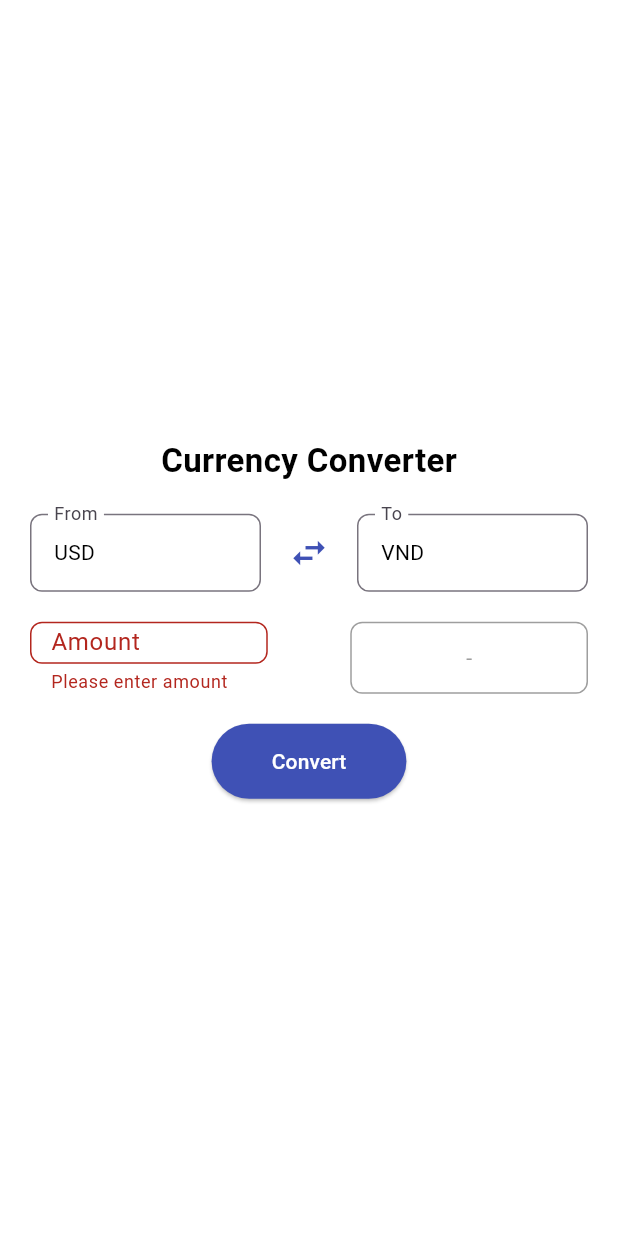
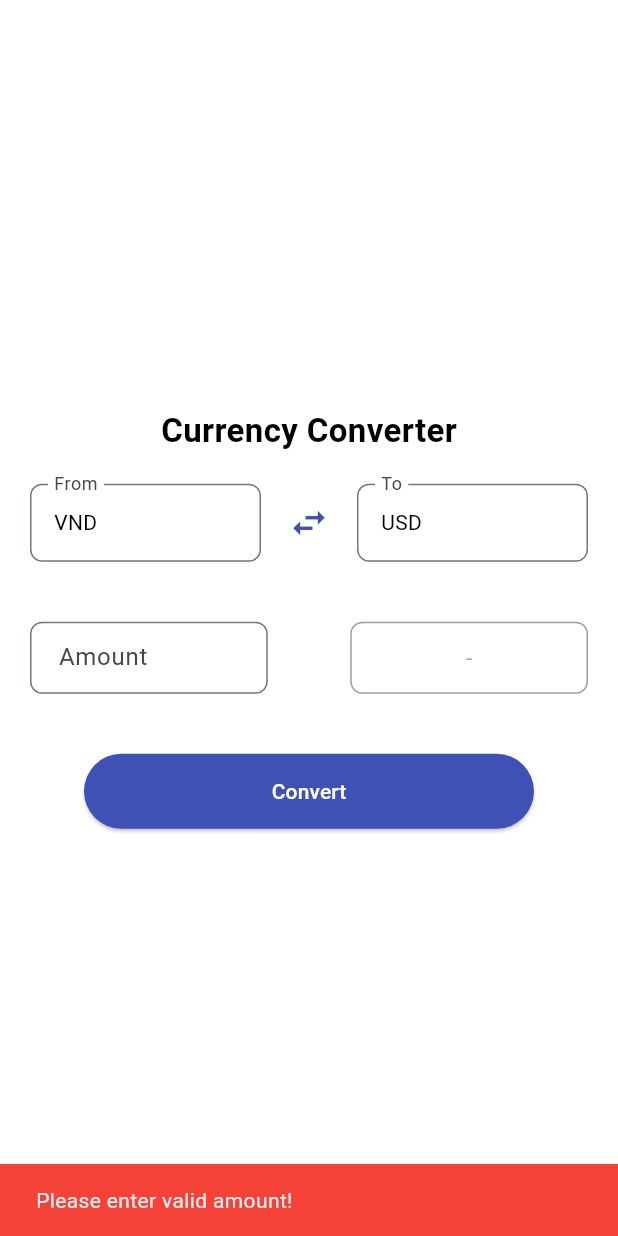
Before and after one commit to kuokdavinci/currency_converter, a Flutter app: the screen it shows after launch, after a tap on the "swap horiz" icon, after a tap on "Convert", on a phone screen of 412 x 824 dp. Run offline on Flutter 3.47's test engine with Material 3 defaults, Android fonts, the phone set to English and light mode, and no system bars; network calls fail.

Commit message:
Adjust view & viewmodel

```diff
--- a/lib/utils/validators.dart
+++ b/lib/utils/validators.dart
@@ -1,10 +1,10 @@
 String? validateAmount(String? value) {
   if (value == null || value.trim().isEmpty) {
-    return "Please enter amount";
+    return "Please enter number";
   }
   final number = double.tryParse(value);
   if (number == null || number <= 0) {
-    return "Enter a valid number";
+    return "Please enter positive number";
   }
   return null;
 }
--- a/lib/viewmodels/currency_view_model.dart
+++ b/lib/viewmodels/currency_view_model.dart
@@ -12,6 +12,18 @@ class CurrencyViewModel extends ChangeNotifier {
   double? result;
   bool isLoading = false;
 
+  void swapCurrencies() {
+    final temp = fromCurrency;
+    fromCurrency = toCurrency;
+    toCurrency = temp;
+    notifyListeners();
+    convert();
+  }
+
+  void convertCurrency(dynamic amount) {
+      amount = double.parse(amount);
+      convert();
+  }
   CurrencyViewModel(this.repository);
 
   Future<void> loadCurrencies() async {
--- a/lib/views/currency_view.dart
+++ b/lib/views/currency_view.dart
@@ -28,22 +28,6 @@ class _CurrencyViewState extends State<CurrencyView> {
     });
   }
 
-  void _swapCurrencies(CurrencyViewModel vm) {
-    if (_formKey.currentState!.validate()) {
-      final temp = vm.fromCurrency;
-      vm.fromCurrency = vm.toCurrency;
-      vm.toCurrency = temp;
-      vm.notifyListeners();
-      vm.convert();
-    }
-  }
-
-  void _convertCurrency(CurrencyViewModel vm) {
-    if (_formKey.currentState!.validate()) {
-      vm.amount = double.parse(_amountController.text);
-      vm.convert();
-    }
-  }
 
   Future<void> _showCurrencyPicker(
       BuildContext context, bool isFrom, CurrencyViewModel vm) async {
@@ -161,7 +145,8 @@ class _CurrencyViewState extends State<CurrencyView> {
                   ),
                   const SizedBox(width: 8),
                   IconButton(
-                    onPressed: () => _swapCurrencies(vm),
+                    onPressed: (){ if (_formKey.currentState!.validate())
+                      vm.swapCurrencies();},
                     icon: const Icon(Icons.swap_horiz,
                         color: Colors.indigo, size: 28),
                     tooltip: "Swap currencies",
@@ -186,7 +171,7 @@ class _CurrencyViewState extends State<CurrencyView> {
                 ],
               ),
 
-              const SizedBox(height: 20),
+              const SizedBox(height: 40),
               /// Row amount + result
               Row(
                 children: [
@@ -202,9 +187,9 @@ class _CurrencyViewState extends State<CurrencyView> {
                             borderRadius: BorderRadius.circular(8),
                           ),
                           contentPadding: const EdgeInsets.symmetric(
-                              horizontal: 10, vertical: 10),
+                              horizontal: 15, vertical: 10),
                         ),
-                        validator: validateAmount,
+                        // validator: validateAmount,
                         onChanged: (val) {
                           vm.amount = double.tryParse(val) ?? 0;
                         },
@@ -238,16 +223,24 @@ class _CurrencyViewState extends State<CurrencyView> {
                 ],
               ),
 
-              const SizedBox(height: 20),
+              const SizedBox(height: 40),
 
-              ElevatedButton(
+              SizedBox(
+                height: 50,
+                width: 300,
+                child: ElevatedButton(
                   style: ElevatedButton.styleFrom(
                       backgroundColor: Colors.indigo,
                       foregroundColor: Colors.white,
                       padding: const EdgeInsets.symmetric(
                           horizontal: 40, vertical: 15)),
-                onPressed: () => _convertCurrency(vm),
+                  onPressed: () {(_formKey.currentState!.validate()&& validateAmount(_amountController.text)== null) ? vm.convertCurrency(_amountController.text): ScaffoldMessenger.of(context).showSnackBar(
+                  const SnackBar(
+                    content:Text("Please enter valid amount!"),
+                    backgroundColor: Colors.red,
+                    ));},
                   child: const Text("Convert"),
+                ),
               ),
             ],
           ),
```
Lines whose indentation alone changed are shown as unchanged.
